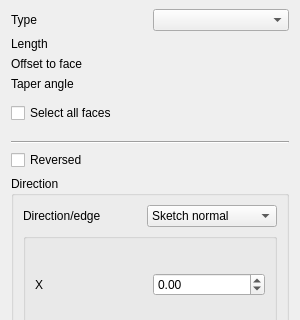
This is src/Mod/PartDesign/Gui/TaskPadPocketParameters.ui in sean-de-courcy/FreeCAD as Qt 5 draws it before an edit; both pictures show x 0 to 300 and y 256 to 576 of the 300 by 772 pixel window. The edited form follows.
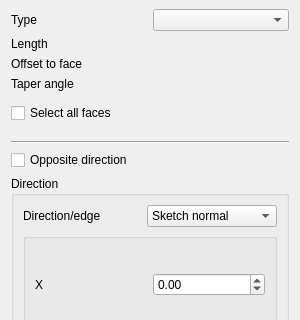
This is the edited form. Custom widgets are drawn as their Qt base class.

```diff
--- a/src/Mod/PartDesign/Gui/TaskPadPocketParameters.ui
+++ b/src/Mod/PartDesign/Gui/TaskPadPocketParameters.ui
@@ -418,7 +418,7 @@
    <item>
     <widget class="QCheckBox" name="checkBoxReversed">
      <property name="text">
-      <string>Reversed</string>
+      <string>Opposite direction</string>
      </property>
     </widget>
    </item>
```
